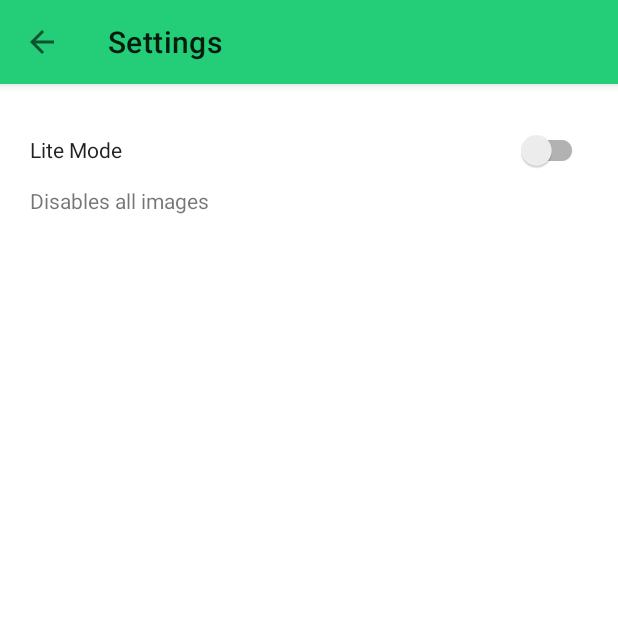
After one commit to MuntashirAkon/Apkpurer, an Android app: the fragment SettingsFragment placed in its activity, on a phone screen of 412 x 824 dp, the top half of it. The commit adds this screen. Run offline under Robolectric (Android 15) with nearby library versions, the phone set to English and light mode, and no system bars; network calls fail.

Commit message:
feature: lite mode

```diff
--- a/app/build.gradle
+++ b/app/build.gradle
@@ -62,4 +62,7 @@ dependencies {
     // Jsoup / HTML Parser
     implementation 'org.jsoup:jsoup:1.14.1'
 
+    // Gson
+    implementation 'com.google.code.gson:gson:2.8.7'
+
 }
--- a/app/src/main/java/gh/cloneconf/apkpurer/MainActivity.kt
+++ b/app/src/main/java/gh/cloneconf/apkpurer/MainActivity.kt
@@ -2,23 +2,58 @@ package gh.cloneconf.apkpurer
 
 import androidx.appcompat.app.AppCompatActivity
 import android.os.Bundle
+import android.view.Menu
+import android.view.MenuItem
 import androidx.fragment.app.Fragment
-import gh.cloneconf.apkpurer.ui.AppFragment
+import gh.cloneconf.apkpurer.api.SettingsApi
 import gh.cloneconf.apkpurer.ui.SearchFragment
+import gh.cloneconf.apkpurer.ui.SettingsFragment
 import kotlinx.android.synthetic.main.activity_main.*
-import kotlinx.coroutines.GlobalScope
-import kotlinx.coroutines.launch
+import java.lang.Exception
 
 class MainActivity : AppCompatActivity() {
+
+    val settings by lazy { SettingsApi(this) }
+
     override fun onCreate(savedInstanceState: Bundle?) {
         super.onCreate(savedInstanceState)
         setContentView(R.layout.activity_main)
         setSupportActionBar(toolbar)
 
         goTo(SearchFragment())
-
     }
 
+
+    /**
+     * Menu
+     */
+    override fun onCreateOptionsMenu(menu: Menu?): Boolean {
+        menuInflater.inflate(R.menu.menu, menu)
+        return true
+    }
+
+    override fun onOptionsItemSelected(item: MenuItem): Boolean {
+        return when (item.itemId){
+            R.id.settings -> {
+                goTo(SettingsFragment())
+                true
+            }
+            else -> false
+        }
+    }
+
+    fun settings(b:Boolean) {
+        try {
+            toolbar.menu.findItem(R.id.settings).isVisible = b
+        }catch (e:Exception){}
+    }
+
+
+
+
+    /**
+     * Navigation system.
+     */
 
     fun goTo(fragment : Fragment){
         supportFragmentManager.beginTransaction()
--- a/app/src/main/java/gh/cloneconf/apkpurer/Apkpurer.kt
+++ b/app/src/main/java/gh/cloneconf/apkpurer/api/Apkpurer.kt
@@ -1,4 +1,4 @@
-package gh.cloneconf.apkpurer
+package gh.cloneconf.apkpurer.api
 
 import gh.cloneconf.apkpurer.model.App
 import gh.cloneconf.apkpurer.model.AppPage
--- /dev/null
+++ b/app/src/main/java/gh/cloneconf/apkpurer/api/SettingsApi.kt
@@ -0,0 +1,19 @@
+package gh.cloneconf.apkpurer.api
+
+import android.content.Context
+import android.content.SharedPreferences
+
+class SettingsApi(val context : Context) {
+
+    private fun preference(): SharedPreferences {
+        return context.getSharedPreferences("settings", Context.MODE_PRIVATE)
+    }
+
+
+    var liteMode
+    get() = preference().getBoolean("lite", false)
+    set(value) = preference().edit()
+        .putBoolean("lite", value)
+        .apply()
+
+}
--- /dev/null
+++ b/app/src/main/java/gh/cloneconf/apkpurer/ui/SettingsFragment.kt
@@ -0,0 +1,33 @@
+package gh.cloneconf.apkpurer.ui
+
+import android.os.Bundle
+import android.view.View
+import androidx.fragment.app.Fragment
+import gh.cloneconf.apkpurer.MainActivity
+import gh.cloneconf.apkpurer.R
+import kotlinx.android.synthetic.main.fragment_settings.*
+
+class SettingsFragment : Fragment(R.layout.fragment_settings) {
+
+    val settings by lazy {
+        (requireActivity() as MainActivity).settings
+    }
+
+    override fun onViewCreated(view: View, savedInstanceState: Bundle?) {
+        super.onViewCreated(view, savedInstanceState)
+
+        (requireActivity() as MainActivity).apply {
+            title = getString(R.string.settings)
+            back(true)
+            settings(false)
+        }
+
+
+        liteSwitch.isChecked = settings.liteMode
+
+        liteSwitch.setOnCheckedChangeListener { compoundButton, b ->
+            settings.liteMode = b
+        }
+
+    }
+}
--- /dev/null
+++ b/app/src/main/res/drawable/ic_baseline_settings_24.xml
@@ -0,0 +1,10 @@
+<vector xmlns:android="http://schemas.android.com/apk/res/android"
+    android:width="24dp"
+    android:height="24dp"
+    android:viewportWidth="24"
+    android:viewportHeight="24"
+    android:tint="?attr/colorControlNormal">
+  <path
+      android:fillColor="@android:color/white"
+      android:pathData="M19.14,12.94c0.04,-0.3 0.06,-0.61 0.06,-0.94c0,-0.32 -0.02,-0.64 -0.07,-0.94l2.03,-1.58c0.18,-0.14 0.23,-0.41 0.12,-0.61l-1.92,-3.32c-0.12,-0.22 -0.37,-0.29 -0.59,-0.22l-2.39,0.96c-0.5,-0.38 -1.03,-0.7 -1.62,-0.94L14.4,2.81c-0.04,-0.24 -0.24,-0.41 -0.48,-0.41h-3.84c-0.24,0 -0.43,0.17 -0.47,0.41L9.25,5.35C8.66,5.59 8.12,5.92 7.63,6.29L5.24,5.33c-0.22,-0.08 -0.47,0 -0.59,0.22L2.74,8.87C2.62,9.08 2.66,9.34 2.86,9.48l2.03,1.58C4.84,11.36 4.8,11.69 4.8,12s0.02,0.64 0.07,0.94l-2.03,1.58c-0.18,0.14 -0.23,0.41 -0.12,0.61l1.92,3.32c0.12,0.22 0.37,0.29 0.59,0.22l2.39,-0.96c0.5,0.38 1.03,0.7 1.62,0.94l0.36,2.54c0.05,0.24 0.24,0.41 0.48,0.41h3.84c0.24,0 0.44,-0.17 0.47,-0.41l0.36,-2.54c0.59,-0.24 1.13,-0.56 1.62,-0.94l2.39,0.96c0.22,0.08 0.47,0 0.59,-0.22l1.92,-3.32c0.12,-0.22 0.07,-0.47 -0.12,-0.61L19.14,12.94zM12,15.6c-1.98,0 -3.6,-1.62 -3.6,-3.6s1.62,-3.6 3.6,-3.6s3.6,1.62 3.6,3.6S13.98,15.6 12,15.6z"/>
+</vector>
--- /dev/null
+++ b/app/src/main/res/layout/fragment_settings.xml
@@ -0,0 +1,21 @@
+<?xml version="1.0" encoding="utf-8"?>
+<LinearLayout xmlns:android="http://schemas.android.com/apk/res/android"
+    xmlns:tools="http://schemas.android.com/tools"
+    android:layout_width="match_parent"
+    android:layout_height="match_parent"
+    tools:context=".ui.SettingsFragment"
+    android:padding="20dp"
+    android:orientation="vertical">
+
+    <androidx.appcompat.widget.SwitchCompat
+        android:id="@+id/liteSwitch"
+        android:layout_width="match_parent"
+        android:layout_height="wrap_content"
+        android:text="Lite Mode"
+        style="@style/TextAppearance.AppCompat.Body1"/>
+    <TextView
+        android:layout_width="match_parent"
+        android:layout_height="wrap_content"
+        android:text="Disables all images"/>
+
+</LinearLayout>
--- a/app/src/main/res/layout/item_result.xml
+++ b/app/src/main/res/layout/item_result.xml
@@ -22,7 +22,7 @@
             android:id="@+id/titleTv"
             android:layout_width="match_parent"
             android:layout_height="wrap_content"
-            android:textColor="@color/primary"
+            android:textColor="@color/primary_dark"
             tools:text="App Name"/>
         <TextView
             android:id="@+id/devTv"
--- /dev/null
+++ b/app/src/main/res/menu/menu.xml
@@ -0,0 +1,10 @@
+<?xml version="1.0" encoding="utf-8"?>
+<menu xmlns:app="http://schemas.android.com/apk/res-auto"
+    xmlns:android="http://schemas.android.com/apk/res/android">
+
+    <item
+        android:id="@+id/settings"
+        android:title="@string/settings"
+        android:icon="@drawable/ic_baseline_settings_24"
+        app:showAsAction="always" />
+</menu>
--- a/app/src/main/res/values/strings.xml
+++ b/app/src/main/res/values/strings.xml
@@ -2,4 +2,5 @@
     <string name="app_name">Apkpurer</string>
     <!-- TODO: Remove or change this placeholder text -->
     <string name="hello_blank_fragment">Hello blank fragment</string>
+    <string name="settings">Settings</string>
 </resources>
```
Also changed, not shown: app/src/main/java/gh/cloneconf/apkpurer/ui/AppFragment.kt (+53 -23 lines), app/src/main/java/gh/cloneconf/apkpurer/ui/ResultsFragment.kt (+84 -49 lines), app/src/main/java/gh/cloneconf/apkpurer/ui/SearchFragment.kt (+28 -12 lines), app/src/main/res/layout/fragment_app.xml (+14 -8 lines), app/src/main/res/layout/switch_item.xml (added, +11 -0 lines).
